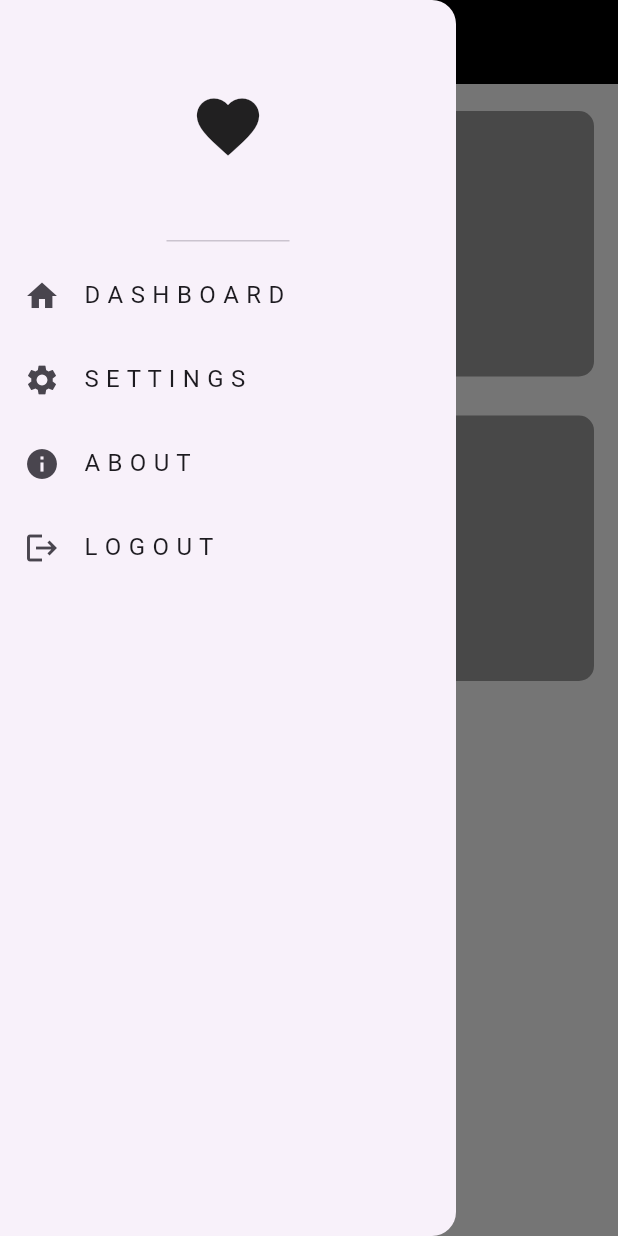
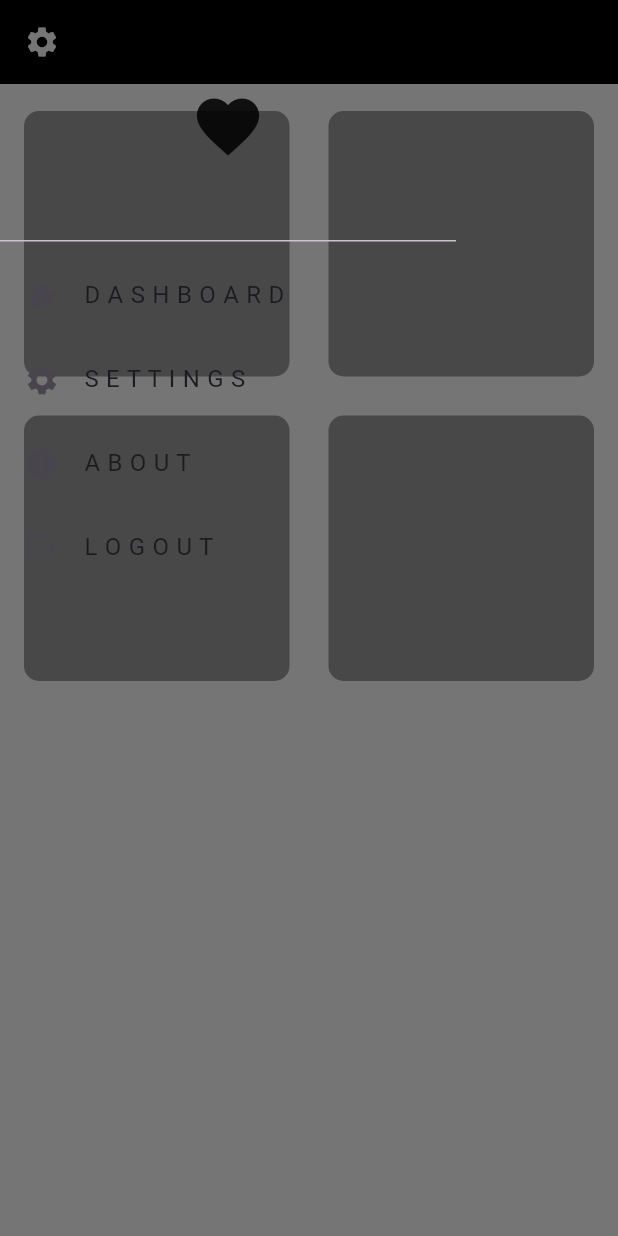
Before and after one commit to taherElzoghby27/responsive-adaptive-project, a Flutter app: the screen it shows after launch, with the side drawer open, on a phone screen of 412 x 824 dp. Run offline on Flutter 3.47's test engine with Material 3 defaults, Android fonts, the phone set to English and light mode, and no system bars.

Commit message:
finished desktop design

```diff
--- a/lib/task1/view.dart
+++ b/lib/task1/view.dart
@@ -1,6 +1,7 @@
 import 'package:flutter/material.dart';
 import 'package:responsive_adaptive/task1/widgets/tablet_layout.dart';
 
+import 'widgets/desktop_layout.dart';
 import 'widgets/mobile_layout.dart';
 
 class ScreenView extends StatelessWidget {
@@ -10,10 +11,12 @@ class ScreenView extends StatelessWidget {
   Widget build(BuildContext context) {
     return LayoutBuilder(
       builder: (context, constraints) {
-        if (constraints.maxWidth > 600) {
+        if (constraints.maxWidth < 600) {
+          return const MobileLayout();
+        } else if (constraints.maxWidth < 900) {
           return const TabletLayout();
         } else {
-          return const MobileLayout();
+          return const DesktopLayout();
         }
       },
     );
--- a/lib/task1/widgets/custom_drawer.dart
+++ b/lib/task1/widgets/custom_drawer.dart
@@ -7,9 +7,11 @@ class CustomDrawer extends StatelessWidget {
 
   @override
   Widget build(BuildContext context) {
-    return const Drawer(
-      child: Column(
-        children: [
+    return Drawer(
+      elevation: 0,
+      backgroundColor: Colors.grey.withOpacity(0),
+      child: ListView(
+        children: const [
           DrawerHeader(
             child: Icon(Icons.favorite, size: 50),
           ),
--- a/lib/task1/widgets/desktop_layout.dart
+++ b/lib/task1/widgets/desktop_layout.dart
@@ -8,7 +8,10 @@ class DesktopLayout extends StatelessWidget {
   @override
   Widget build(BuildContext context) {
     return Scaffold(
-      appBar: AppBar(),
+      backgroundColor: Colors.white.withOpacity(.8),
+      appBar: AppBar(
+        backgroundColor: Colors.black,
+      ),
       body: const DesktopBody(),
     );
   }
```
Also changed, not shown: lib/task1/widgets/custom_right_widget.dart (added, +28 -0 lines), lib/task1/widgets/desktop_body.dart (+19 -2 lines).
